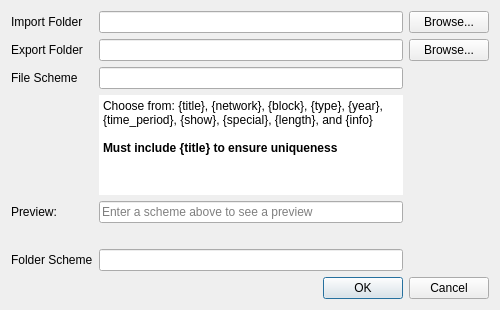
Old version of the form settings/settingswindow.ui in the repository trafficman/commcut.
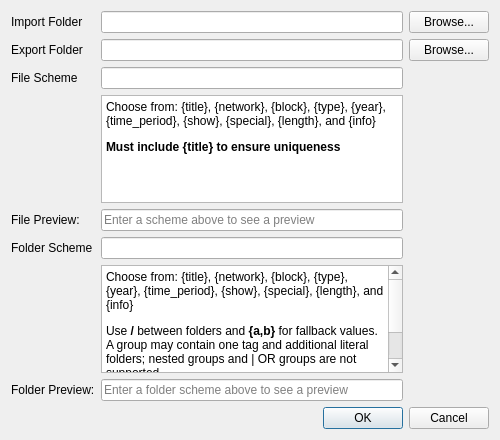
New version of the form.

Commit message: settings updated to support folder paths

What changed in the file:
```diff
--- a/settings/settingswindow.ui
+++ b/settings/settingswindow.ui
@@ -7,13 +7,13 @@
     <x>0</x>
     <y>0</y>
     <width>500</width>
-    <height>310</height>
+    <height>440</height>
    </rect>
   </property>
   <property name="minimumSize">
    <size>
     <width>500</width>
-    <height>290</height>
+    <height>420</height>
    </size>
   </property>
   <property name="windowTitle">
@@ -50,10 +50,10 @@
        </property>
       </widget>
      </item>
-     <item row="6" column="1">
+     <item row="5" column="1">
       <widget class="QLineEdit" name="lineEditFolderScheme"/>
      </item>
-     <item row="6" column="0">
+     <item row="5" column="0">
       <widget class="QLabel" name="labelFolderScheme">
        <property name="text">
         <string>Folder Scheme</string>
@@ -63,44 +63,14 @@
      <item row="4" column="0">
       <widget class="QLabel" name="labelPreview">
        <property name="text">
-        <string>Preview:</string>
+        <string>File Preview:</string>
        </property>
       </widget>
      </item>
      <item row="3" column="1">
       <widget class="QTextBrowser" name="textBrowserFileScheme">
-       <property name="sizePolicy">
-        <sizepolicy hsizetype="Expanding" vsizetype="Expanding">
-         <horstretch>0</horstretch>
-         <verstretch>0</verstretch>
-        </sizepolicy>
-       </property>
-       <property name="minimumSize">
-        <size>
-         <width>0</width>
-         <height>0</height>
-        </size>
-       </property>
-       <property name="frameShape">
-        <enum>QFrame::Shape::NoFrame</enum>
-       </property>
-       <property name="frameShadow">
-        <enum>QFrame::Shadow::Plain</enum>
-       </property>
-       <property name="sizeAdjustPolicy">
-        <enum>QAbstractScrollArea::SizeAdjustPolicy::AdjustToContents</enum>
-       </property>
        <property name="html">
-        <string>&lt;!DOCTYPE HTML PUBLIC &quot;-//W3C//DTD HTML 4.0//EN&quot; &quot;http://www.w3.org/TR/REC-html40/strict.dtd&quot;&gt;
-&lt;html&gt;&lt;head&gt;&lt;meta name=&quot;qrichtext&quot; content=&quot;1&quot; /&gt;&lt;meta charset=&quot;utf-8&quot; /&gt;&lt;style type=&quot;text/css&quot;&gt;
-p, li { white-space: pre-wrap; }
-hr { height: 1px; border-width: 0; }
-li.unchecked::marker { content: &quot;\2610&quot;; }
-li.checked::marker { content: &quot;\2612&quot;; }
-&lt;/style&gt;&lt;/head&gt;&lt;body style=&quot; font-family:'Segoe UI'; font-size:9pt; font-weight:400; font-style:normal;&quot;&gt;
-&lt;p style=&quot; margin-top:0px; margin-bottom:0px; margin-left:0px; margin-right:0px; -qt-block-indent:0; text-indent:0px;&quot;&gt;Choose from: {title}, {network}, {block}, {type}, {year}, {time_period}, {show}, {special}, {length}, and {info}&lt;/p&gt;
-&lt;p style=&quot;-qt-paragraph-type:empty; margin-top:0px; margin-bottom:0px; margin-left:0px; margin-right:0px; -qt-block-indent:0; text-indent:0px;&quot;&gt;&lt;br /&gt;&lt;/p&gt;
-&lt;p style=&quot; margin-top:0px; margin-bottom:0px; margin-left:0px; margin-right:0px; -qt-block-indent:0; text-indent:0px;&quot;&gt;&lt;span style=&quot; font-weight:700;&quot;&gt;Must include {title} to ensure uniqueness&lt;/span&gt;&lt;/p&gt;&lt;/body&gt;&lt;/html&gt;</string>
+        <string>&lt;p&gt;Choose from: {title}, {network}, {block}, {type}, {year}, {time_period}, {show}, {special}, {length}, and {info}&lt;/p&gt;&lt;p&gt;&lt;b&gt;Must include {title} to ensure uniqueness&lt;/b&gt;&lt;/p&gt;</string>
        </property>
       </widget>
      </item>
@@ -138,18 +108,29 @@
        </property>
       </widget>
      </item>
-     <item row="5" column="1">
-      <spacer name="horizontalSpacer">
-       <property name="orientation">
-        <enum>Qt::Orientation::Horizontal</enum>
+     <item row="6" column="1">
+      <widget class="QTextBrowser" name="textBrowserFolderScheme">
+       <property name="html">
+         <string>&lt;p&gt;Choose from: {title}, {network}, {block}, {type}, {year}, {time_period}, {show}, {special}, {length}, and {info}&lt;/p&gt;&lt;p&gt;Use &lt;b&gt;/&lt;/b&gt; between folders and &lt;b&gt;{a,b}&lt;/b&gt; for fallback values. A group may contain one tag and additional literal folders; nested groups and | OR groups are not supported.&lt;/p&gt;&lt;p&gt;&lt;b&gt;Must include exact top-level tags: {network}, {type}, and {time_period}.&lt;/b&gt;&lt;/p&gt;</string>
        </property>
-       <property name="sizeHint" stdset="0">
-        <size>
-         <width>40</width>
-         <height>20</height>
-        </size>
+      </widget>
+     </item>
+     <item row="7" column="1">
+      <widget class="QLineEdit" name="lineEditFolderPreview">
+       <property name="readOnly">
+        <bool>true</bool>
        </property>
-      </spacer>
+       <property name="placeholderText">
+        <string>Enter a folder scheme above to see a preview</string>
+       </property>
+      </widget>
+     </item>
+     <item row="7" column="0">
+      <widget class="QLabel" name="labelFolderPreview">
+       <property name="text">
+        <string>Folder Preview:</string>
+       </property>
+      </widget>
      </item>
     </layout>
    </item>
```
Left out of the diff: 2 changed lines with no effect on the pictures. The commit also changes 1 other file.
